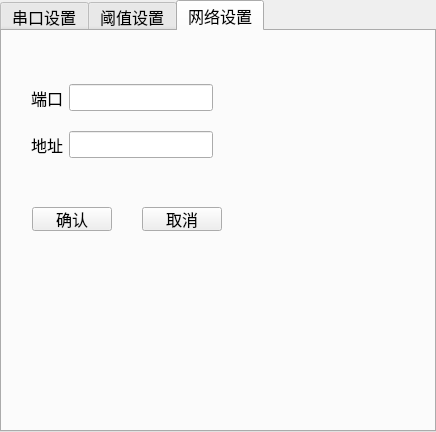
This is setupwindow.ui in RoboticsKingWay/EMDetect as Qt 5 draws it before an edit. The edited form follows.
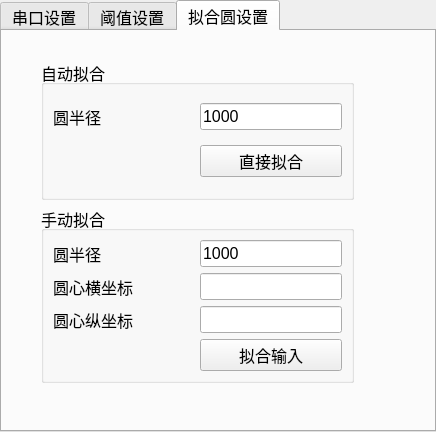
This is the edited form. The open tabs and pages were chosen to show the change. Icons and pictures are not drawn.

Patch:
```diff
--- a/setupwindow.ui
+++ b/setupwindow.ui
@@ -406,48 +406,94 @@
   </widget>
   <widget class="QWidget" name="tab_setup_ip">
    <attribute name="title">
-    <string>网络设置</string>
+    <string>拟合圆设置</string>
    </attribute>
    <widget class="QWidget" name="widget_4" native="true">
     <property name="geometry">
      <rect>
-      <x>20</x>
-      <y>30</y>
-      <width>371</width>
-      <height>361</height>
+      <x>30</x>
+      <y>20</y>
+      <width>331</width>
+      <height>341</height>
      </rect>
+    </property>
+    <layout class="QVBoxLayout" name="verticalLayout_2">
+     <item>
+      <widget class="QWidget" name="widget_5" native="true">
+       <property name="minimumSize">
+        <size>
+         <width>150</width>
+         <height>120</height>
+        </size>
+       </property>
+       <layout class="QVBoxLayout" name="verticalLayout">
+        <item>
+         <widget class="QGroupBox" name="groupBox_3">
+          <property name="title">
+           <string>自动拟合</string>
     </property>
     <layout class="QGridLayout" name="gridLayout_7">
+           <item row="0" column="1">
+            <spacer name="horizontalSpacer_7">
+             <property name="orientation">
+              <enum>Qt::Horizontal</enum>
+             </property>
+             <property name="sizeHint" stdset="0">
+              <size>
+               <width>66</width>
+               <height>20</height>
+              </size>
+             </property>
+            </spacer>
+           </item>
+           <item row="1" column="3">
+            <widget class="QPushButton" name="pushButton_circle_direct">
+             <property name="text">
+              <string>直接拟合</string>
+             </property>
+            </widget>
+           </item>
+           <item row="0" column="3">
+            <widget class="QLineEdit" name="lineEdit_direct_rad">
+             <property name="text">
+              <string>1000</string>
+             </property>
+            </widget>
+           </item>
+           <item row="1" column="0" colspan="2">
+            <spacer name="horizontalSpacer_8">
+             <property name="orientation">
+              <enum>Qt::Horizontal</enum>
+             </property>
+             <property name="sizeHint" stdset="0">
+              <size>
+               <width>120</width>
+               <height>20</height>
+              </size>
+             </property>
+            </spacer>
+           </item>
      <item row="0" column="0">
-      <widget class="QWidget" name="widget_6" native="true">
-       <property name="minimumSize">
-        <size>
-         <width>200</width>
-         <height>120</height>
-        </size>
+            <widget class="QLabel" name="label_8">
+             <property name="text">
+              <string>圆半径</string>
+             </property>
+            </widget>
+           </item>
+          </layout>
+         </widget>
+        </item>
+        <item>
+         <widget class="QGroupBox" name="groupBox_4">
+          <property name="title">
+           <string>手动拟合</string>
        </property>
        <layout class="QGridLayout" name="gridLayout">
         <item row="0" column="0">
          <widget class="QLabel" name="label_5">
           <property name="text">
-           <string>端口</string>
-          </property>
-         </widget>
-        </item>
-        <item row="0" column="1">
-         <widget class="QLineEdit" name="lineEdit"/>
-        </item>
-        <item row="1" column="0">
-         <widget class="QLabel" name="label_6">
-          <property name="text">
-           <string>地址</string>
-          </property>
-         </widget>
-        </item>
-        <item row="1" column="1">
-         <widget class="QLineEdit" name="lineEdit_2"/>
-        </item>
-       </layout>
+              <string>圆半径</string>
+             </property>
       </widget>
      </item>
      <item row="0" column="1">
@@ -457,73 +503,64 @@
        </property>
        <property name="sizeHint" stdset="0">
         <size>
-         <width>144</width>
+               <width>40</width>
          <height>20</height>
         </size>
        </property>
       </spacer>
      </item>
+           <item row="0" column="2">
+            <widget class="QLineEdit" name="lineEdit_rad">
+             <property name="text">
+              <string>1000</string>
+             </property>
+            </widget>
+           </item>
      <item row="1" column="0">
-      <widget class="QWidget" name="widget_5" native="true">
-       <property name="minimumSize">
-        <size>
-         <width>150</width>
-         <height>120</height>
-        </size>
-       </property>
-       <widget class="QPushButton" name="pushButton_3">
-        <property name="geometry">
-         <rect>
-          <x>10</x>
-          <y>20</y>
-          <width>80</width>
-          <height>24</height>
-         </rect>
-        </property>
+            <widget class="QLabel" name="label_6">
         <property name="text">
-         <string>确认</string>
-        </property>
-       </widget>
-       <widget class="QPushButton" name="pushButton_4">
-        <property name="geometry">
-         <rect>
-          <x>120</x>
-          <y>20</y>
-          <width>80</width>
-          <height>24</height>
-         </rect>
-        </property>
+              <string>圆心横坐标</string>
+             </property>
+            </widget>
+           </item>
+           <item row="1" column="2">
+            <widget class="QLineEdit" name="lineEdit_circle_x"/>
+           </item>
+           <item row="2" column="0">
+            <widget class="QLabel" name="label_7">
         <property name="text">
-         <string>取消</string>
-        </property>
-       </widget>
-      </widget>
-     </item>
-     <item row="1" column="1">
+              <string>圆心纵坐标</string>
+             </property>
+            </widget>
+           </item>
+           <item row="2" column="2">
+            <widget class="QLineEdit" name="lineEdit_circle_y"/>
+           </item>
+           <item row="3" column="0">
       <spacer name="horizontalSpacer_6">
        <property name="orientation">
         <enum>Qt::Horizontal</enum>
        </property>
        <property name="sizeHint" stdset="0">
         <size>
-         <width>144</width>
+               <width>40</width>
          <height>20</height>
         </size>
        </property>
       </spacer>
      </item>
-     <item row="2" column="0">
-      <spacer name="verticalSpacer_3">
-       <property name="orientation">
-        <enum>Qt::Vertical</enum>
-       </property>
-       <property name="sizeHint" stdset="0">
-        <size>
-         <width>18</width>
-         <height>88</height>
-        </size>
-       </property>
-      </spacer>
+           <item row="3" column="2">
+            <widget class="QPushButton" name="pushButton_circle_input">
+             <property name="text">
+              <string>拟合输入</string>
+             </property>
+            </widget>
+           </item>
+          </layout>
+         </widget>
+        </item>
+       </layout>
+      </widget>
      </item>
     </layout>
    </widget>
```
Left out of the diff: 4 changed lines with no effect on the pictures. Lines whose indentation alone changed are shown as unchanged.
